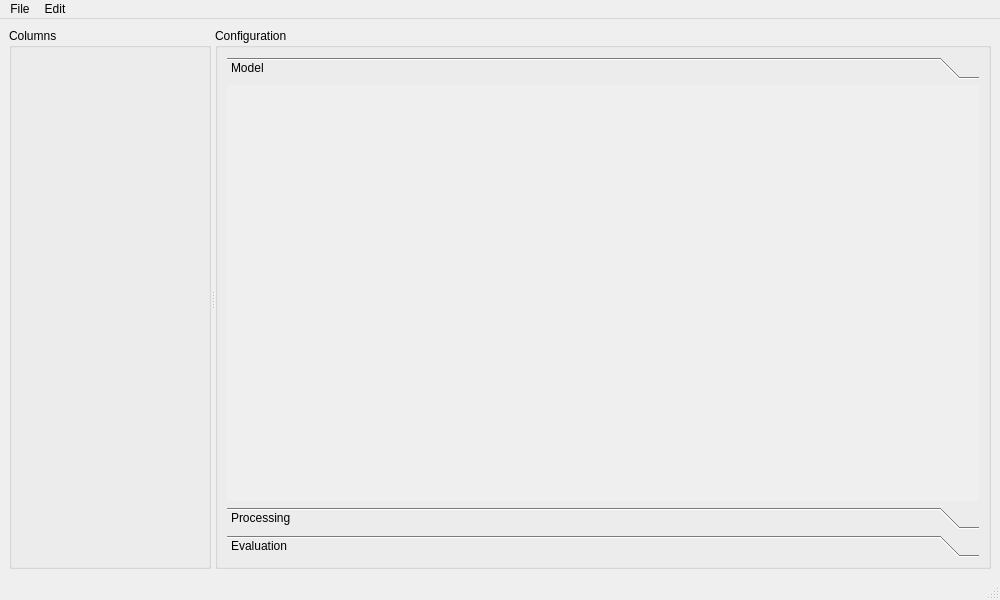
Qt form src/view/ui/main.ui (EinDamian/discrete-choice) before a commit.
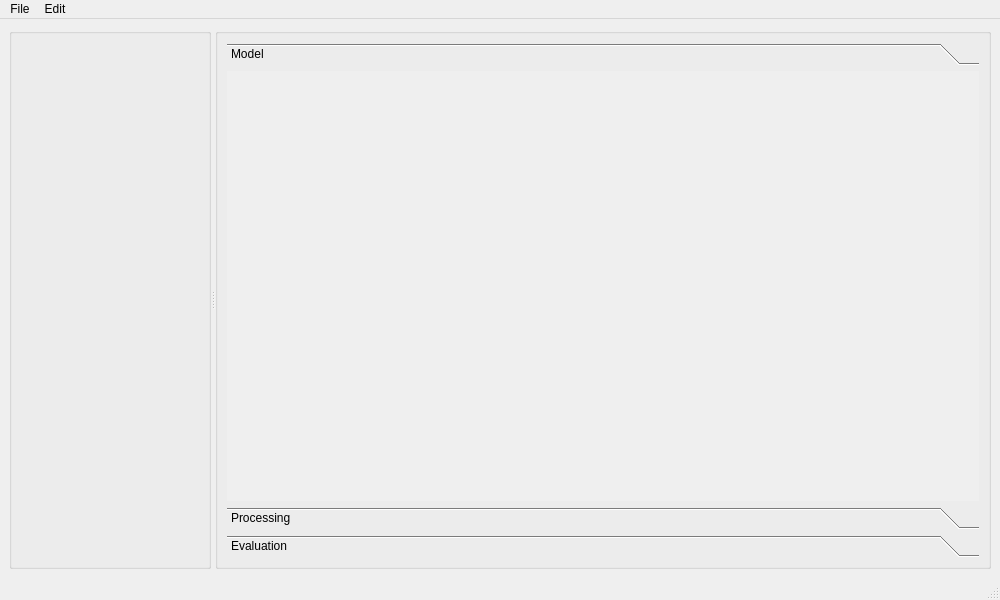
The same form after that commit. Icons and pictures are not drawn.

Commit message: removing unnecessary window titles

Diff of the .ui file:
```diff
--- a/src/view/ui/main.ui
+++ b/src/view/ui/main.ui
@@ -24,15 +24,9 @@
        <enum>Qt::Horizontal</enum>
       </property>
       <widget class="QGroupBox" name="box_columns">
-       <property name="title">
-        <string>Columns</string>
-       </property>
        <layout class="QVBoxLayout" name="layout_box_columns"/>
       </widget>
       <widget class="QGroupBox" name="box_config">
-       <property name="title">
-        <string>Configuration</string>
-       </property>
        <layout class="QVBoxLayout" name="layout_box_config">
         <item>
          <widget class="QToolBox" name="toolbox_config">
```
